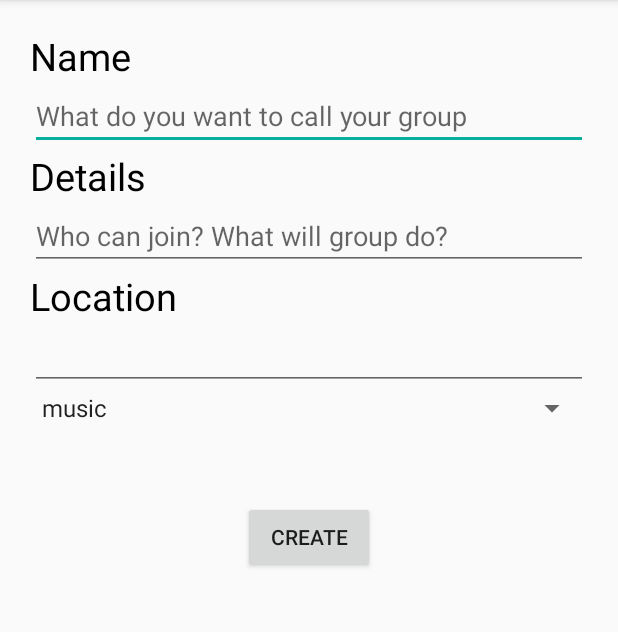
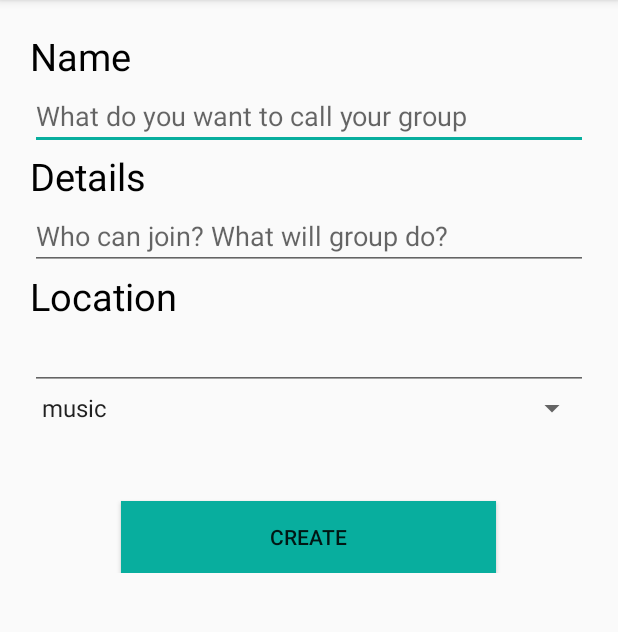
Before and after one commit to usurakod/Groupathon, an Android app: the create_group screen opened directly, with no data from a screen before it, on a phone screen of 412 x 824 dp, the part 84-716 px from its top. Run offline under Robolectric (Android 15) with nearby library versions, the phone set to English and light mode, and no system bars.

Commit message:
adding small changes

```diff
--- a/Groupathon/app/src/main/java/com/example/umasurakod/groupathon/Group_details.java
+++ b/Groupathon/app/src/main/java/com/example/umasurakod/groupathon/Group_details.java
@@ -6,11 +6,13 @@ import android.widget.ArrayAdapter;
 import android.widget.ListAdapter;
 import android.widget.ListView;
 import android.widget.TextView;
+import android.widget.Toolbar;
 
 public class Group_details extends AppCompatActivity {
 
     TextView grpDetail;
     ListView listItems;
+    Toolbar groupName;
 
     @Override
     protected void onCreate(Bundle savedInstanceState) {
@@ -19,6 +21,8 @@ public class Group_details extends AppCompatActivity {
 
         grpDetail = (TextView)findViewById(R.id.detail_text);
         grpDetail.setText(getIntent().getStringExtra("GrpDetails"));
+      //  groupName = (Toolbar)findViewById(R.id.toolbar);
+       // groupName.setTitle(getIntent().getStringExtra("grpName"));
 
         listItems = (ListView)findViewById(R.id.list_items);
         String[] mem_Item = {"Group member", "Item Checklist"};
--- a/Groupathon/app/src/main/res/layout/create_group.xml
+++ b/Groupathon/app/src/main/res/layout/create_group.xml
@@ -64,11 +64,12 @@
 
     <Button
         android:id="@+id/create_button"
-        android:layout_width="wrap_content"
+        android:layout_width="250dp"
         android:layout_height="wrap_content"
         android:layout_below="@+id/spinner"
         android:layout_marginTop="50dp"
         android:layout_centerHorizontal="true"
+        android:background="@color/colorAccent"
         android:text="create"/>
 
 
--- a/Groupathon/app/src/main/res/layout/navigation_header.xml
+++ b/Groupathon/app/src/main/res/layout/navigation_header.xml
@@ -3,7 +3,7 @@
     xmlns:android="http://schemas.android.com/apk/res/android"
     android:layout_width="match_parent"
     android:layout_height="140dp"
-    android:background="@android:color/holo_blue_dark"
+    android:background="@color/colorAccent"
     android:paddingLeft="20dp"
     android:paddingTop="15dp"
     >
```
